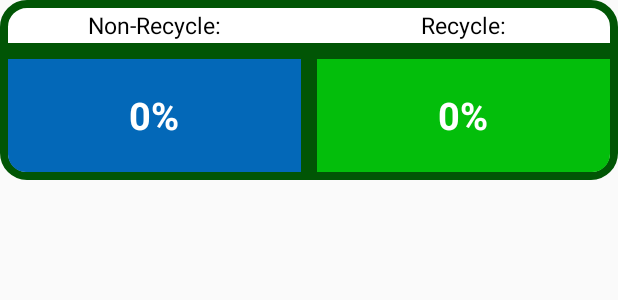
After one commit to dttuyen260701/trash_managament, an Android app: the layout notification_view.xml on its own in the app's theme, with its tools: preview values and no code run, on a phone screen of 412 x 824 dp. The commit adds this screen. Shown: the top 300 px of the screen. Run offline under Robolectric (Android 15) with nearby library versions, the phone set to English and light mode, and no system bars.

Commit message:
done notification and wait for data to do API

```diff
--- a/app/src/main/res/drawable/custom_image_garbage_can_left.xml
+++ b/app/src/main/res/drawable/custom_image_garbage_can_left.xml
@@ -2,7 +2,7 @@
 <shape xmlns:android="http://schemas.android.com/apk/res/android"
     android:shape="rectangle">
 
-    <corners android:bottomLeftRadius="13dp"/>
+    <corners android:bottomLeftRadius="12dp"/>
 
     <gradient android:angle="90"
         android:startColor="#0368B8"
--- a/app/src/main/res/drawable/custom_image_garbage_can_right.xml
+++ b/app/src/main/res/drawable/custom_image_garbage_can_right.xml
@@ -2,7 +2,7 @@
 <shape xmlns:android="http://schemas.android.com/apk/res/android"
     android:shape="rectangle">
 
-    <corners android:bottomRightRadius="13dp"/>
+    <corners android:bottomRightRadius="12dp"/>
 
     <gradient android:angle="90"
         android:startColor="#03BE0B"
--- /dev/null
+++ b/app/src/main/res/drawable/custom_img_notification_left.xml
@@ -0,0 +1,6 @@
+<?xml version="1.0" encoding="utf-8"?>
+<shape xmlns:android="http://schemas.android.com/apk/res/android">
+    <solid android:color="#0368B8"
+        />
+    <corners android:bottomLeftRadius="12dp"/>
+</shape>
--- /dev/null
+++ b/app/src/main/res/drawable/custom_img_notification_right.xml
@@ -0,0 +1,6 @@
+<?xml version="1.0" encoding="utf-8"?>
+<shape xmlns:android="http://schemas.android.com/apk/res/android">
+    <solid android:color="#03BE0B"
+        />
+    <corners android:bottomRightRadius="12dp"/>
+</shape>
--- /dev/null
+++ b/app/src/main/res/layout/notification_view.xml
@@ -0,0 +1,110 @@
+<?xml version="1.0" encoding="utf-8"?>
+<LinearLayout xmlns:android="http://schemas.android.com/apk/res/android"
+    xmlns:app="http://schemas.android.com/apk/res-auto"
+    xmlns:tools="http://schemas.android.com/tools"
+    android:layout_width="match_parent"
+    android:layout_height="120dp"
+    android:orientation="vertical"
+    android:weightSum="7">
+
+    <LinearLayout
+        android:layout_width="match_parent"
+        android:layout_height="0dp"
+        android:layout_weight="2"
+        android:background="@drawable/custom_layout_garbage_can_head"
+        android:orientation="horizontal">
+
+        <TextView
+            android:id="@+id/txtNonRecycle_Noti_View"
+            style="@style/TextAppearance.Compat.Notification"
+            android:layout_width="0dp"
+            android:layout_height="match_parent"
+            android:layout_weight="1"
+            android:gravity="center"
+            android:text="Non-Recycle:"
+            android:textColor="@color/black"
+            android:textSize="15sp" />
+
+        <TextView
+            android:id="@+id/txtRecycle_Noti_View"
+            style="@style/TextAppearance.Compat.Notification"
+            android:layout_width="0dp"
+            android:layout_height="match_parent"
+            android:layout_weight="1"
+            android:gravity="center"
+            android:text="Recycle:"
+            android:textColor="@color/black"
+            android:textSize="15sp" />
+    </LinearLayout>
+
+    <LinearLayout
+        android:layout_width="match_parent"
+        android:layout_height="0dp"
+        android:layout_weight="5"
+        android:orientation="horizontal"
+        android:weightSum="2"
+        app:layout_constraintBottom_toBottomOf="parent"
+        app:layout_constraintDimensionRatio="w,1:9"
+        app:layout_constraintEnd_toEndOf="parent"
+        app:layout_constraintStart_toStartOf="parent"
+        app:layout_constraintTop_toTopOf="parent">
+
+        <FrameLayout
+            android:layout_width="0dp"
+            android:layout_height="match_parent"
+            android:layout_weight="1"
+            android:background="@drawable/custom_layout_garbage_can_bottom_left">
+
+
+            <ImageView
+                android:id="@+id/img_NonRecycle_noti_view"
+                android:layout_width="match_parent"
+                android:layout_height="match_parent"
+                android:layout_marginStart="5dp"
+                android:layout_marginTop="5dp"
+                android:layout_marginEnd="5dp"
+                android:layout_marginBottom="5dp"
+                android:scaleType="centerCrop"
+                app:srcCompat="@drawable/custom_img_notification_left" />
+
+            <TextView
+                android:id="@+id/txtPer_NonRecycle_noti_view"
+                android:layout_width="match_parent"
+                android:layout_height="match_parent"
+                android:gravity="center"
+                android:text="0%"
+                android:textColor="@color/white"
+                android:textSize="25sp"
+                android:textStyle="bold" />
+        </FrameLayout>
+
+        <FrameLayout
+            android:layout_width="0dp"
+            android:layout_height="match_parent"
+            android:layout_weight="1"
+            android:background="@drawable/custom_layout_garbage_can_bottom_right"
+            android:orientation="vertical"
+            android:weightSum="1">
+
+            <ImageView
+                android:id="@+id/img_Recycle_noti_view"
+                android:layout_width="match_parent"
+                android:layout_height="match_parent"
+                android:layout_marginStart="5dp"
+                android:layout_marginTop="5dp"
+                android:layout_marginEnd="5dp"
+                android:layout_marginBottom="5dp"
+                app:srcCompat="@drawable/custom_img_notification_right" />
+
+            <TextView
+                android:id="@+id/txtPer_Recycle_noti_view"
+                android:layout_width="match_parent"
+                android:layout_height="match_parent"
+                android:gravity="center"
+                android:text="0%"
+                android:textColor="@color/white"
+                android:textSize="25sp"
+                android:textStyle="bold" />
+        </FrameLayout>
+    </LinearLayout>
+</LinearLayout>
```
Also changed, not shown: app/src/main/java/com/example/manager/Activity/MainActivity.java (+80 -8 lines).
